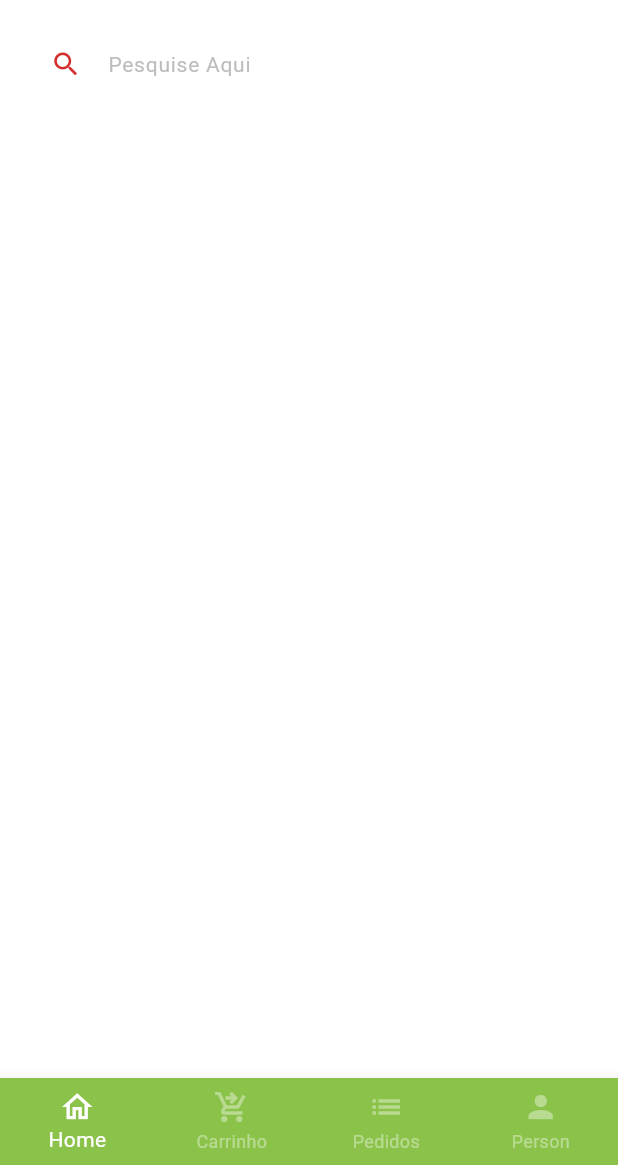
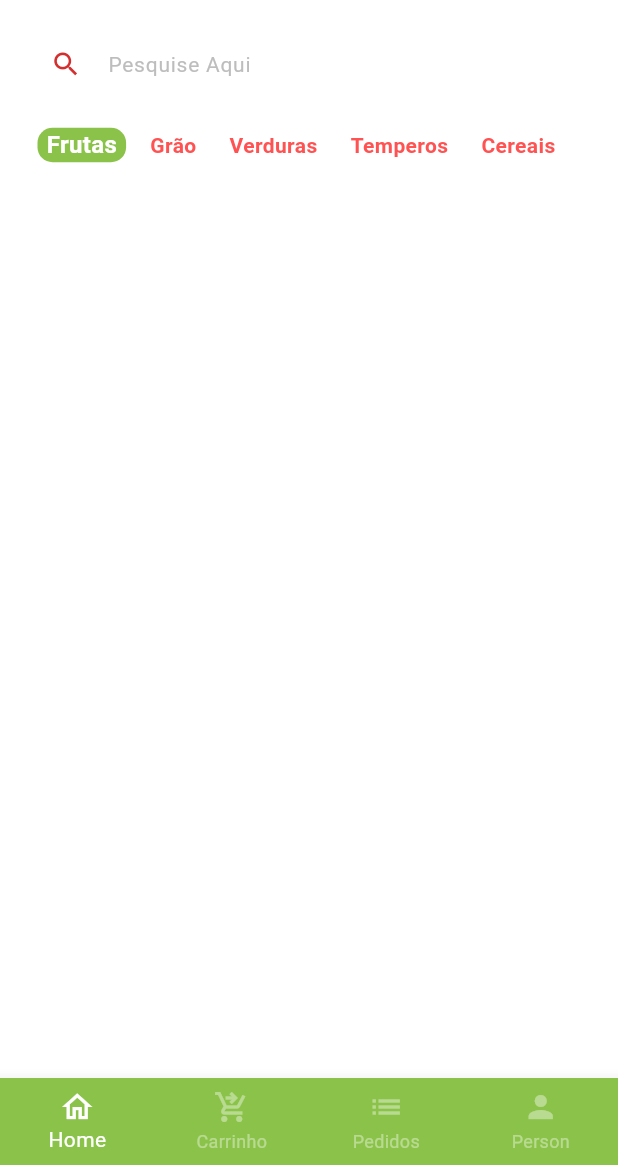
Before and after one commit to reisdeveloper/GreenRocer, a Flutter app: the BaseScreen screen opened directly, on a phone screen of 412 x 824 dp, the part 71-1236 px from its top. Run offline on Flutter 3.47's test engine with Material 3 defaults, Android fonts, the phone set to English and light mode, and no system bars; our stand-ins replace animated_text_kit, mask_text_input_formatter.

Commit message:
create and update categorie tile

```diff
--- a/lib/src/base/base_screen.dart
+++ b/lib/src/base/base_screen.dart
@@ -19,7 +19,7 @@ class _BaseScreenState extends State<BaseScreen> {
       body: PageView(
         physics: const NeverScrollableScrollPhysics(),
         controller: pageController,
-        children: const [
+        children: [
           HomeTabe(),
         ],
       ),
--- /dev/null
+++ b/lib/src/home/components/categorie_ttile.dart
@@ -0,0 +1,41 @@
+import 'package:flutter/material.dart';
+import 'package:greengrocer/src/config/custom_colors.dart';
+
+class CategoryTile extends StatelessWidget {
+  const CategoryTile(
+      {Key? key,
+      required this.category,
+      required this.isSelect,
+      required this.onPressed})
+      : super(key: key);
+
+  final String category;
+  final bool isSelect;
+  final VoidCallback onPressed;
+
+  @override
+  Widget build(BuildContext context) {
+    return GestureDetector(
+      onTap: onPressed,
+      child: Align(
+        alignment: Alignment.center,
+        child: Container(
+          padding: const EdgeInsets.symmetric(horizontal: 6),
+          decoration: BoxDecoration(
+            borderRadius: BorderRadius.circular(10),
+            color:
+                isSelect ? CustomColors.customSwatchColor : Colors.transparent,
+          ),
+          child: Text(
+            category,
+            style: TextStyle(
+              color: isSelect ? CustomColors.white : CustomColors.red,
+              fontWeight: FontWeight.bold,
+              fontSize: isSelect ? 16 : 14,
+            ),
+          ),
+        ),
+      ),
+    );
+  }
+}
--- a/lib/src/home/home_tab.dart
+++ b/lib/src/home/home_tab.dart
@@ -1,8 +1,25 @@
+import 'package:flutter/foundation.dart';
 import 'package:flutter/material.dart';
 import 'package:greengrocer/src/config/custom_colors.dart';
+import 'package:greengrocer/src/home/components/categorie_ttile.dart';
 
-class HomeTabe extends StatelessWidget {
+class HomeTabe extends StatefulWidget {
   const HomeTabe({super.key});
+
+  @override
+  State<HomeTabe> createState() => _HomeTabeState();
+}
+
+class _HomeTabeState extends State<HomeTabe> {
+  List<String> categories = [
+    "Frutas",
+    "Grão",
+    "Verduras",
+    "Temperos",
+    "Cereais"
+  ];
+
+  String selectedCategory = 'Frutas';
 
   @override
   Widget build(BuildContext context) {
@@ -73,14 +90,34 @@ class HomeTabe extends StatelessWidget {
                 ),
                 border: OutlineInputBorder(
                   borderRadius: BorderRadius.circular(50),
-                  borderSide: BorderSide(
+                  borderSide: const BorderSide(
                     width: 0,
                     style: BorderStyle.none,
                   ),
                 ),
               ),
             ),
-          )
+          ),
+          Container(
+            padding: const EdgeInsets.only(left: 25),
+            height: 40,
+            child: ListView.separated(
+              scrollDirection: Axis.horizontal,
+              itemBuilder: (_, index) {
+                return CategoryTile(
+                  onPressed: () {
+                    setState(() {
+                      selectedCategory = categories[index];
+                    });
+                  },
+                  category: categories[index],
+                  isSelect: categories[index] == selectedCategory,
+                );
+              },
+              separatorBuilder: (_, index) => const SizedBox(width: 10),
+              itemCount: categories.length,
+            ),
+          ),
         ],
       ),
     );
```
